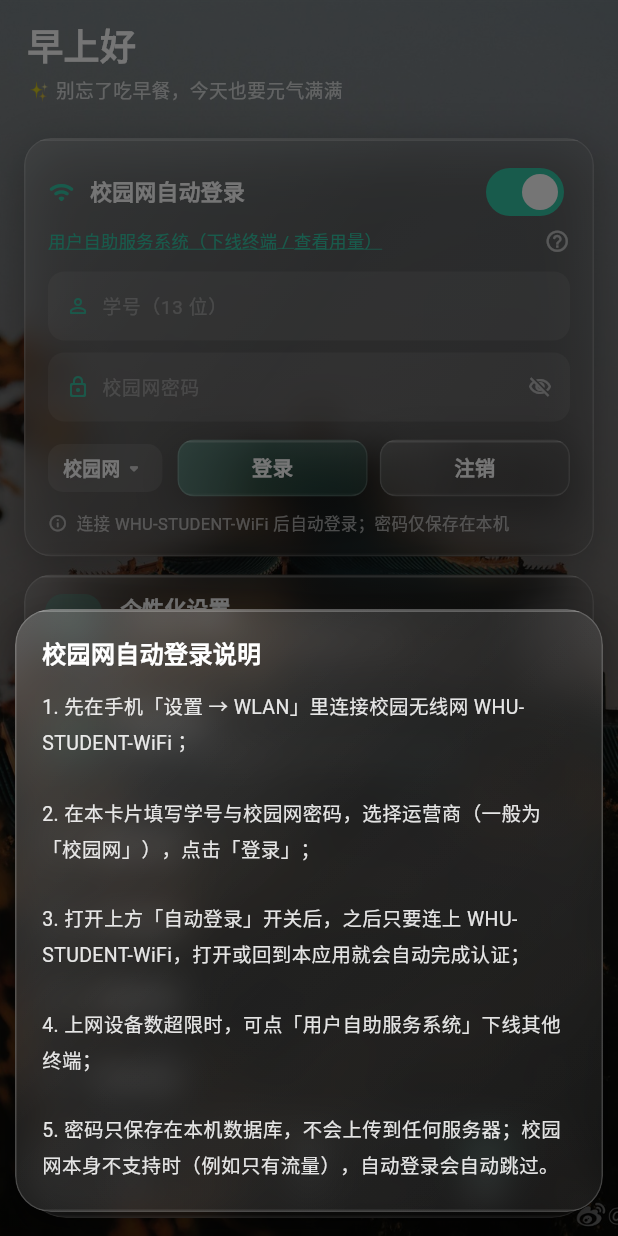
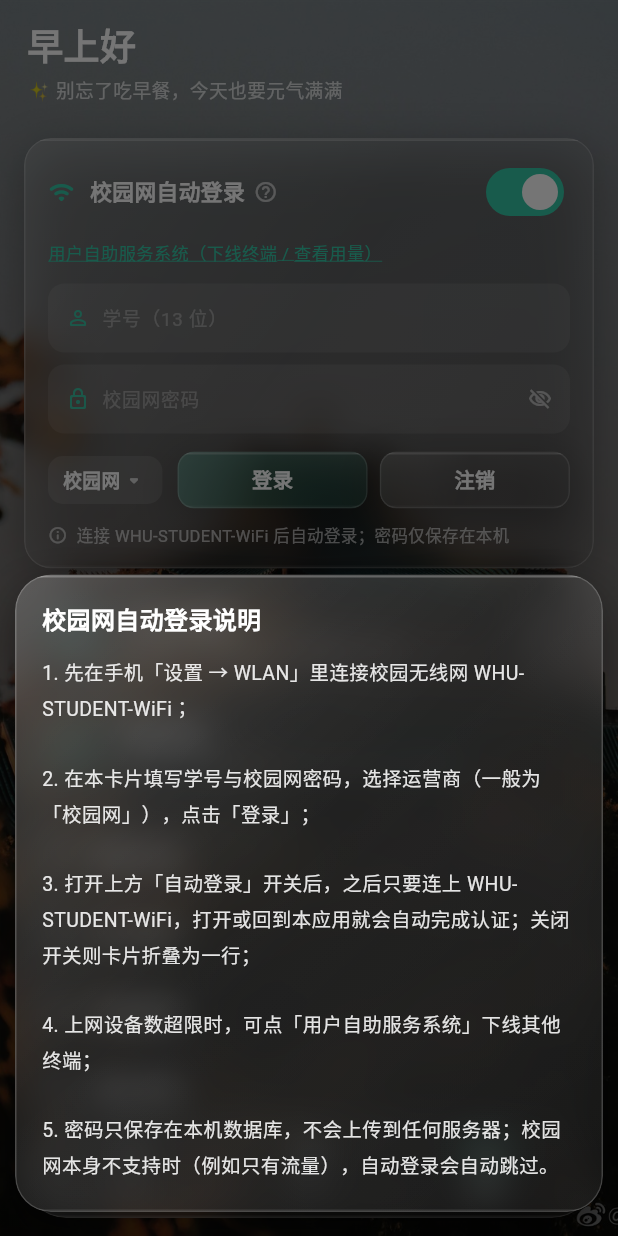
Before and after one commit to PriAssassin141/Schedule-For-WHU, a Flutter app: the screen it shows after launch, item 3 of the bottom bar chosen, after a tap on the "help outline" icon, on a phone screen of 412 x 824 dp. Run offline on Flutter 3.47's test engine with Material 3 defaults, Android fonts, the phone set to English and light mode, and no system bars; our stand-ins replace file_picker, permission_handler, sqflite, sqflite_common_ffi, webview_flutter; missing offline and left inert: fast_gbk, network_info_plus; accounts and stored records are empty.

Commit message:
feat: 校园网卡片问号移至标题右侧；关闭自动登录后折叠为一行
- 说明入口从「用户自助服务系统」行移到标题右边，保持左侧标题区聚合\n- 关闭自动登录开关后卡片折叠为仅标题一行（AnimatedSize 丝滑过渡），再打开恢复展开\n- 新增 campus_card_test：问号位置、折叠/展开高度、默认折叠态

```diff
--- a/lib/widgets/campus_login_card.dart
+++ b/lib/widgets/campus_login_card.dart
@@ -13,6 +13,7 @@ import 'package:class_manager/widgets/glass.dart';
 /// 校园网自动登录卡片（对应「我的」页）。
 ///
 /// 逻辑：连接 WHU-STUDENT-WiFi 后自动用保存的账号登录校园网（锐捷 ePortal）。
+/// 关闭「自动登录」开关后，卡片折叠为仅剩标题一行。
 class CampusLoginCard extends StatefulWidget {
   const CampusLoginCard({super.key});
 
@@ -69,7 +70,10 @@ class _CampusLoginCardState extends State<CampusLoginCard> {
   Future<bool> _ensureWifiPermission() async {
     if (!Platform.isAndroid) return true;
     try {
-      for (final p in [Permission.locationWhenInUse, Permission.nearbyWifiDevices]) {
+      for (final p in [
+        Permission.locationWhenInUse,
+        Permission.nearbyWifiDevices
+      ]) {
         var status = await p.status;
         if (status.isGranted) return true;
         status = await p.request();
@@ -81,6 +85,22 @@ class _CampusLoginCardState extends State<CampusLoginCard> {
     }
   }
 
+  Future<void> _toggleAutoLogin(bool v) async {
+    final state = context.read<AppState>();
+    await state.saveCampusAccount(autoLogin: v);
+    if (!v) return;
+    // 自动登录依赖 WiFi 名称判断，先申请权限
+    final ok = await _ensureWifiPermission();
+    if (!ok) {
+      if (mounted) {
+        _toast('未授予定位/附近设备权限，无法读取 WiFi 名称，自动登录将不可用');
+      }
+      return;
+    }
+    final msg = await state.tryCampusAutoLogin();
+    if (msg != null && mounted) _toast(msg);
+  }
+
   @override
   Widget build(BuildContext context) {
     final state = context.watch<AppState>();
@@ -88,26 +108,32 @@ class _CampusLoginCardState extends State<CampusLoginCard> {
     final theme = themeColorOf(settings);
     final service = CampusService.fromCode(settings.campusService);
     final history = state.campusUserHistory;
+    final expanded = settings.campusAutoLogin;
 
     return LiquidGlass(
       radius: BorderRadius.circular(18),
       tintAlphaOverride: 0.16,
-      padding: const EdgeInsets.fromLTRB(16, 12, 16, 14),
+      padding: EdgeInsets.fromLTRB(16, 12, 16, expanded ? 14 : 12),
       child: Column(
         crossAxisAlignment: CrossAxisAlignment.start,
         children: [
-          // ---- 标题 + 自动登录开关 ----
+          // ---- 标题 + 说明 + 自动登录开关 ----
           Row(
             children: [
               Icon(Icons.wifi_rounded, size: 18, color: theme),
               const SizedBox(width: 10),
-              const Expanded(
-                child: Text('校园网自动登录',
+              const Text('校园网自动登录',
                   style: TextStyle(
                       color: Colors.white,
                       fontSize: 14.5,
                       fontWeight: FontWeight.w700)),
+              const SizedBox(width: 6),
+              GestureDetector(
+                onTap: () => _showHelp(context),
+                child: Icon(Icons.help_outline_rounded,
+                    size: 16, color: Colors.white.withValues(alpha: 0.6)),
               ),
+              const Spacer(),
               SwitchTheme(
                 data: SwitchThemeData(
                   thumbColor:
@@ -120,28 +146,40 @@ class _CampusLoginCardState extends State<CampusLoginCard> {
                       const WidgetStatePropertyAll(Colors.transparent),
                 ),
                 child: Switch(
-                  value: settings.campusAutoLogin,
-                  onChanged: (v) async {
-                    await state.saveCampusAccount(autoLogin: v);
-                    if (!v) return;
-                    // 自动登录依赖 WiFi 名称判断，先申请权限
-                    final ok = await _ensureWifiPermission();
-                    if (!ok) {
-                      if (mounted) {
-                        _toast('未授予定位/附近设备权限，无法读取 WiFi 名称，自动登录将不可用');
-                      }
-                      return;
-                    }
-                    final msg = await state.tryCampusAutoLogin();
-                    if (msg != null && mounted) _toast(msg);
-                  },
+                  value: expanded,
+                  onChanged: _toggleAutoLogin,
                 ),
               ),
             ],
           ),
-          // ---- 自助服务系统 + 帮助 ----
-          Row(
-            children: [
+          // ---- 关闭自动登录后折叠为一行 ----
+          AnimatedSize(
+            duration: const Duration(milliseconds: 280),
+            curve: Curves.easeOutCubic,
+            alignment: Alignment.topCenter,
+            child: expanded
+                ? Column(
+                    crossAxisAlignment: CrossAxisAlignment.start,
+                    children: _body(context, state, service, history, theme),
+                  )
+                : const SizedBox(width: double.infinity),
+          ),
+        ],
+      ),
+    );
+  }
+
+  /// 卡片展开时的内容（自助服务系统 / 账号 / 密码 / 登录注销 / 状态）。
+  List<Widget> _body(
+    BuildContext context,
+    AppState state,
+    CampusService service,
+    List<String> history,
+    Color theme,
+  ) {
+    return [
+      const SizedBox(height: 8),
+      // 用户自助服务系统
       GestureDetector(
         onTap: () => openExternalLink(context, CampusNet.selfServiceUrl),
         child: Text('用户自助服务系统（下线终端 / 查看用量）',
@@ -150,14 +188,6 @@ class _CampusLoginCardState extends State<CampusLoginCard> {
                 fontSize: 11.5,
                 decoration: TextDecoration.underline,
                 decorationColor: theme)),
-              ),
-              const Spacer(),
-              GestureDetector(
-                onTap: () => _showHelp(context),
-                child: Icon(Icons.help_outline_rounded,
-                    size: 17, color: Colors.white.withValues(alpha: 0.6)),
-              ),
-            ],
       ),
       const SizedBox(height: 12),
       // ---- 账号 ----
@@ -176,9 +206,7 @@ class _CampusLoginCardState extends State<CampusLoginCard> {
             PopupMenuButton<String>(
               tooltip: '历史账号',
               color: const Color(0xFF14302E),
-                  onSelected: (u) {
-                    setState(() => _userCtl.text = u);
-                  },
+              onSelected: (u) => setState(() => _userCtl.text = u),
               itemBuilder: (_) => [
                 for (final u in history)
                   PopupMenuItem(
@@ -225,13 +253,12 @@ class _CampusLoginCardState extends State<CampusLoginCard> {
                 PopupMenuItem(
                   value: s,
                   child: Text(s.label,
-                          style: const TextStyle(
-                              color: Colors.white, fontSize: 13)),
+                      style:
+                          const TextStyle(color: Colors.white, fontSize: 13)),
                 ),
             ],
             child: Container(
-                  padding:
-                      const EdgeInsets.symmetric(horizontal: 10, vertical: 7),
+              padding: const EdgeInsets.symmetric(horizontal: 10, vertical: 7),
               decoration: BoxDecoration(
                 color: Colors.white.withValues(alpha: 0.10),
                 borderRadius: BorderRadius.circular(10),
@@ -294,9 +321,7 @@ class _CampusLoginCardState extends State<CampusLoginCard> {
           ),
         ],
       ),
-        ],
-      ),
-    );
+    ];
   }
 
   Widget _field({
@@ -393,7 +418,7 @@ class _CampusLoginCardState extends State<CampusLoginCard> {
                     '1. 先在手机「设置 → WLAN」里连接校园无线网 WHU-STUDENT-WiFi；\n\n'
                     '2. 在本卡片填写学号与校园网密码，选择运营商（一般为「校园网」），点击「登录」；\n\n'
                     '3. 打开上方「自动登录」开关后，之后只要连上 WHU-STUDENT-WiFi，'
-                    '打开或回到本应用就会自动完成认证；\n\n'
+                    '打开或回到本应用就会自动完成认证；关闭开关则卡片折叠为一行；\n\n'
                     '4. 上网设备数超限时，可点「用户自助服务系统」下线其他终端；\n\n'
                     '5. 密码只保存在本机数据库，不会上传到任何服务器；'
                     '校园网本身不支持时（例如只有流量），自动登录会自动跳过。',
```
Also changed, not shown: 1 other file. Lines whose indentation alone changed are shown as unchanged.
